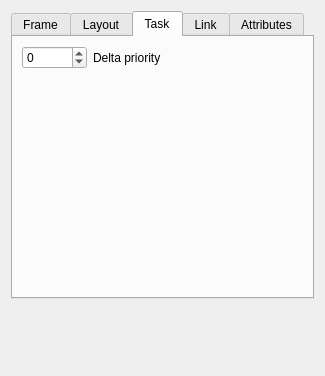
Qt form branchpropeditor.ui (insilmaril/vym) before a commit.
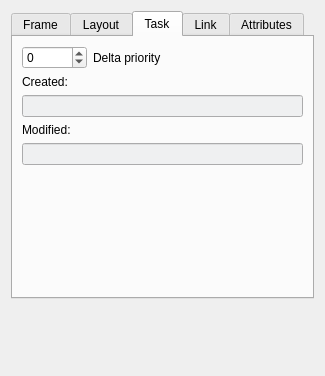
The same form after that commit.

Commit message: Feature: Show Task modification times

```diff
--- a/branchpropeditor.ui
+++ b/branchpropeditor.ui
@@ -340,6 +340,40 @@
          </item>
         </layout>
        </item>
+       <item>
+        <widget class="QLabel" name="label_2">
+         <property name="text">
+          <string>Created:</string>
+         </property>
+        </widget>
+       </item>
+       <item>
+        <widget class="QLineEdit" name="lineEditDateCreation">
+         <property name="styleSheet">
+          <string notr="true">background-color: rgb(239, 240, 241);</string>
+         </property>
+         <property name="readOnly">
+          <bool>true</bool>
+         </property>
+        </widget>
+       </item>
+       <item>
+        <widget class="QLabel" name="label_3">
+         <property name="text">
+          <string>Modified:</string>
+         </property>
+        </widget>
+       </item>
+       <item>
+        <widget class="QLineEdit" name="lineEditDateModification">
+         <property name="styleSheet">
+          <string notr="true">background-color: rgb(239, 240, 241);</string>
+         </property>
+         <property name="readOnly">
+          <bool>true</bool>
+         </property>
+        </widget>
+       </item>
        <item>
         <spacer name="verticalSpacer_2">
          <property name="orientation">
```
The commit also changes 8 other files.
